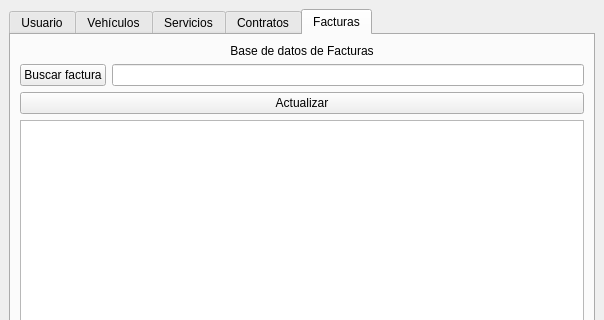
Old version of the form interfaz.ui in the repository ValentinaColmenares/Proyecto_Concesionario; both pictures show x 0 to 604 and y 0 to 320 of the 604 by 610 pixel window.
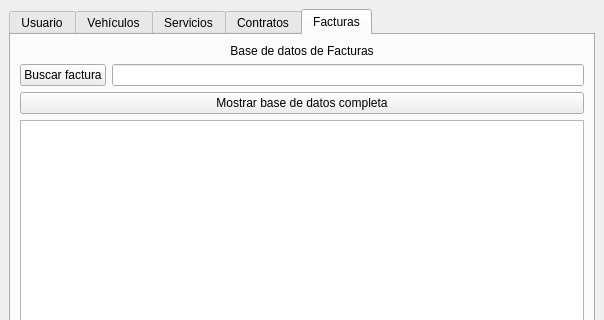
New version of the form. The open tabs and pages were chosen to show the change.

Diff of the .ui file:
```diff
--- a/interfaz.ui
+++ b/interfaz.ui
@@ -246,7 +246,7 @@
         <item row="2" column="0" colspan="2">
          <widget class="QPushButton" name="bactualizarFacturas">
           <property name="text">
-           <string>Actualizar</string>
+           <string>Mostrar base de datos completa</string>
           </property>
          </widget>
         </item>
```
Left out of the diff: 8 changed lines with no effect on the pictures.
